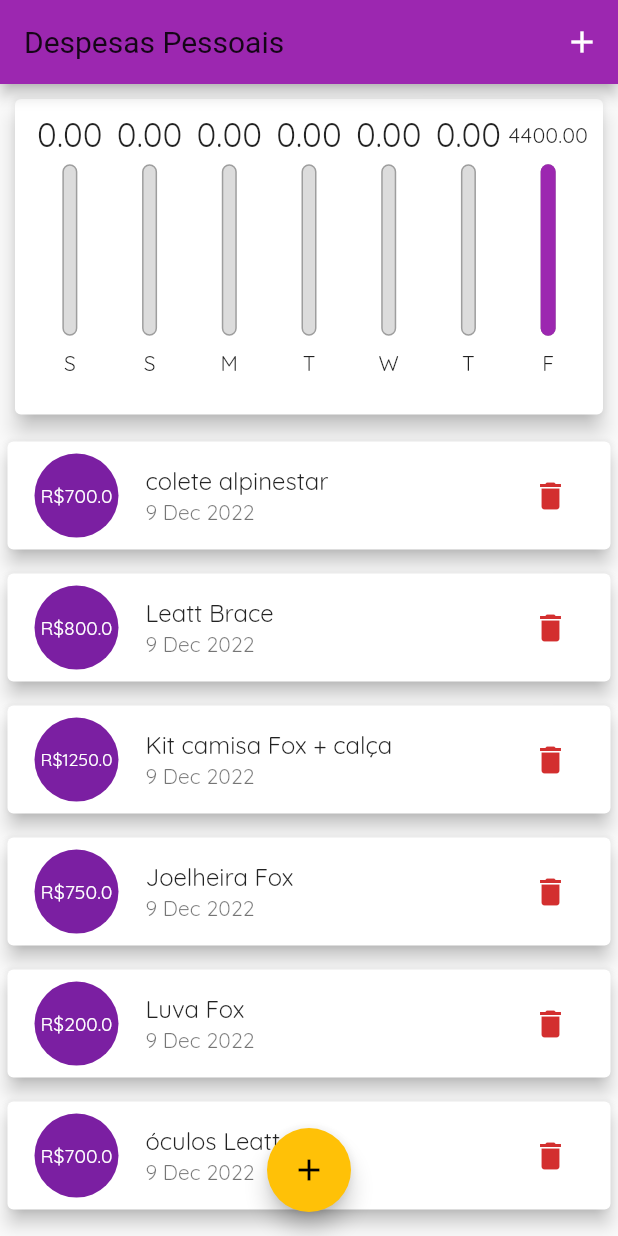
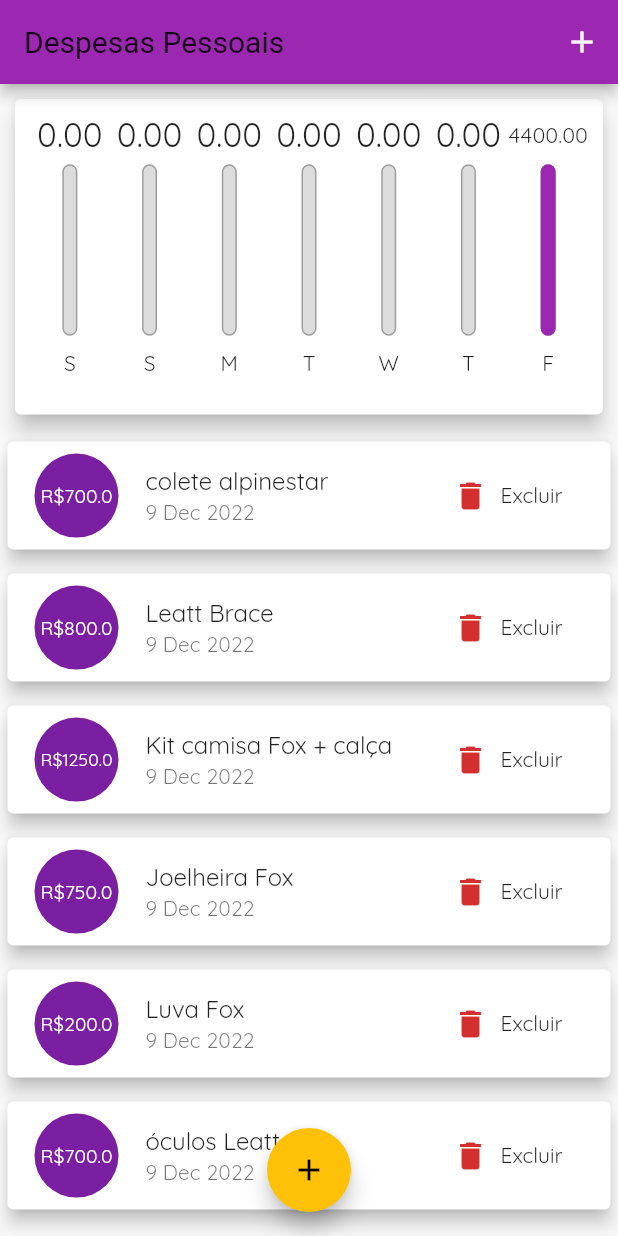
Before and after one commit to paulovictorbuenoflores/curso_flutter_completo, a Flutter app: the screen it shows after launch, on a phone screen of 412 x 824 dp. Run offline on Flutter 3.47's test engine with Material 2 defaults, Android fonts, the phone set to English and light mode, and no system bars.

Commit message:
modo paisagem 04, add o icon na barra superior, actions, aproveitando larguras maiores

```diff
--- a/construindo_app_real_despesas_pessoais_4/expenses/lib/components/transaction_list.dart
+++ b/construindo_app_real_despesas_pessoais_4/expenses/lib/components/transaction_list.dart
@@ -71,11 +71,18 @@ class TransactionList extends StatelessWidget {
                   subtitle: Text(
                     DateFormat('d MMM y').format(tr.date),
                   ),
-                  trailing: IconButton(
-                    color: Theme.of(context).errorColor,
-                    icon: Icon(Icons.delete),
-                    onPressed: () => onRemove(tr.id),
-                  ),
+                  trailing: MediaQuery.of(context).size.width > 400
+                      ? FlatButton.icon(
+                          onPressed: () => onRemove(tr.id),
+                          icon: Icon(Icons.delete,
+                              color: Theme.of(context).errorColor),
+                          label: Text('Excluir'),
+                        )
+                      : IconButton(
+                          color: Theme.of(context).errorColor,
+                          icon: Icon(Icons.delete),
+                          onPressed: () => onRemove(tr.id),
+                        ),
                 ),
               );
             },
--- a/construindo_app_real_despesas_pessoais_4/expenses/lib/main.dart
+++ b/construindo_app_real_despesas_pessoais_4/expenses/lib/main.dart
@@ -117,6 +117,15 @@ class _MyHomePageState extends State<MyHomePage> {
         ),
       ),
       actions: <Widget>[
+        if (isLandscap)
+          IconButton(
+            icon: Icon(_showChart ? Icons.list : Icons.bar_chart),
+            onPressed: () {
+              setState(() {
+                _showChart = !_showChart;
+              });
+            },
+          ),
         IconButton(
           icon: Icon(Icons.add),
           onPressed: () => _openTransactionFormModal(context),
@@ -134,7 +143,7 @@ class _MyHomePageState extends State<MyHomePage> {
           // mainAxisAlignment: MainAxisAlignment.spaceAround,
           crossAxisAlignment: CrossAxisAlignment.stretch,
           children: <Widget>[
-            if (isLandscap)
+            /* if (isLandscap)
               Row(
                 mainAxisAlignment: MainAxisAlignment.center,
                 children: [
@@ -148,14 +157,14 @@ class _MyHomePageState extends State<MyHomePage> {
                     },
                   ),
                 ],
-              ),
+              ),*/
             if (_showChart || !isLandscap)
               Container(
-                  height: alturaDisponivel * (isLandscap ? 0.7 : 0.3),
+                  height: alturaDisponivel * (isLandscap ? 0.8 : 0.3),
                   child: Chart(_recentTransations)),
             if (!_showChart || !isLandscap)
               Container(
-                  height: alturaDisponivel * 0.70,
+                  height: alturaDisponivel * (isLandscap ? 1 : 0.70),
                   child: TransactionList(_transactions, _deleteTransaction)),
             //Column(),
             //TransactionList(_transactions),
```
Also changed, not shown: construindo_app_real_despesas_pessoais_4/expenses/lib/components/transaction_form.dart (+9 -2 lines).
